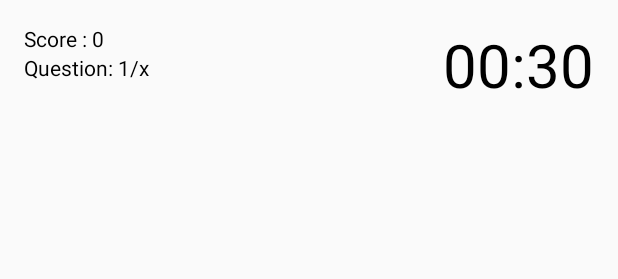
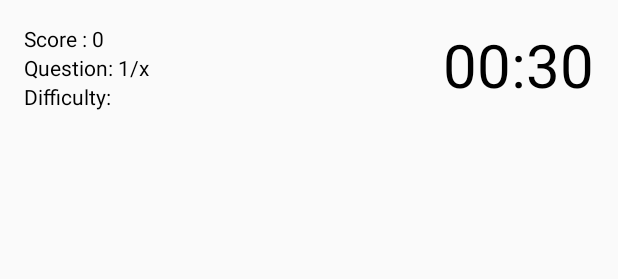
Before and after one commit to readinda/QuizApp, an Android app: the layout activity_quiz.xml on its own in the app's theme, with its tools: preview values and no code run, on a phone screen of 412 x 824 dp. Shown: the top 279 px of the screen. Run offline under Robolectric (Android 15) with nearby library versions, the phone set to English and light mode, and no system bars.

Commit message:
Menambahkan Difficulty level

```diff
--- a/app/src/main/res/layout/activity_quiz.xml
+++ b/app/src/main/res/layout/activity_quiz.xml
@@ -12,7 +12,8 @@
         android:layout_height="wrap_content"
         android:id="@+id/textScore"
         android:text="Score : 0"
-        android:textColor="@android:color/black"/>
+        android:textColor="@android:color/black"
+        android:freezesText="true"/>
 
     <TextView
         android:layout_width="wrap_content"
@@ -20,7 +21,17 @@
         android:id="@+id/textQuestionCount"
         android:text="Question: 1/x"
         android:layout_below="@id/textScore"
-        android:textColor="@android:color/black"/>
+        android:textColor="@android:color/black"
+        android:freezesText="true"/>
+
+    <TextView
+        android:layout_width="wrap_content"
+        android:layout_height="wrap_content"
+        android:id="@+id/textDifficulty"
+        android:text="Difficulty: "
+        android:layout_below="@id/textQuestionCount"
+        android:textColor="@android:color/black"
+        android:freezesText="true"/>
 
     <TextView
         android:layout_width="wrap_content"
@@ -31,6 +42,7 @@
         android:layout_alignParentRight="true"
         android:layout_alignParentEnd="true"
         android:textColor="@android:color/black"
+        android:freezesText="true"
         />
 
     <TextView
@@ -42,7 +54,8 @@
         android:textAlignment="center"
         android:textColor="@android:color/black"
         android:textSize="20sp"
-        android:layout_marginBottom="16dp"/>
+        android:layout_marginBottom="16dp"
+        android:freezesText="true"/>
 
     <RadioGroup
         android:layout_width="wrap_content"
@@ -54,19 +67,22 @@
             android:layout_width="wrap_content"
             android:layout_height="wrap_content"
             android:id="@+id/rb1"
-            android:text="Option 1"/>
+            android:text="Option 1"
+            android:freezesText="true"/>
 
         <RadioButton
             android:layout_width="wrap_content"
             android:layout_height="wrap_content"
             android:id="@+id/rb2"
-            android:text="Option 2"/>
+            android:text="Option 2"
+            android:freezesText="true"/>
 
         <RadioButton
             android:layout_width="wrap_content"
             android:layout_height="wrap_content"
             android:id="@+id/rb3"
-            android:text="Option 3"/>
+            android:text="Option 3"
+            android:freezesText="true"/>
 
     </RadioGroup>
 
@@ -76,6 +92,7 @@
         android:layout_below="@id/rbGroup"
         android:id="@+id/btnConfirm"
         android:text="Confirm"
-        android:layout_marginTop="16dp"/>
+        android:layout_marginTop="16dp"
+        android:freezesText="true"/>
 
 </RelativeLayout>
```
Also changed, not shown: app/src/main/java/com/adindaef/quizapp/MainActivity.kt (+15 -0 lines), app/src/main/java/com/adindaef/quizapp/QuizActivity.kt (+8 -9 lines), app/src/main/java/com/adindaef/quizapp/QuizDbHelper.kt (+31 -1 lines).
